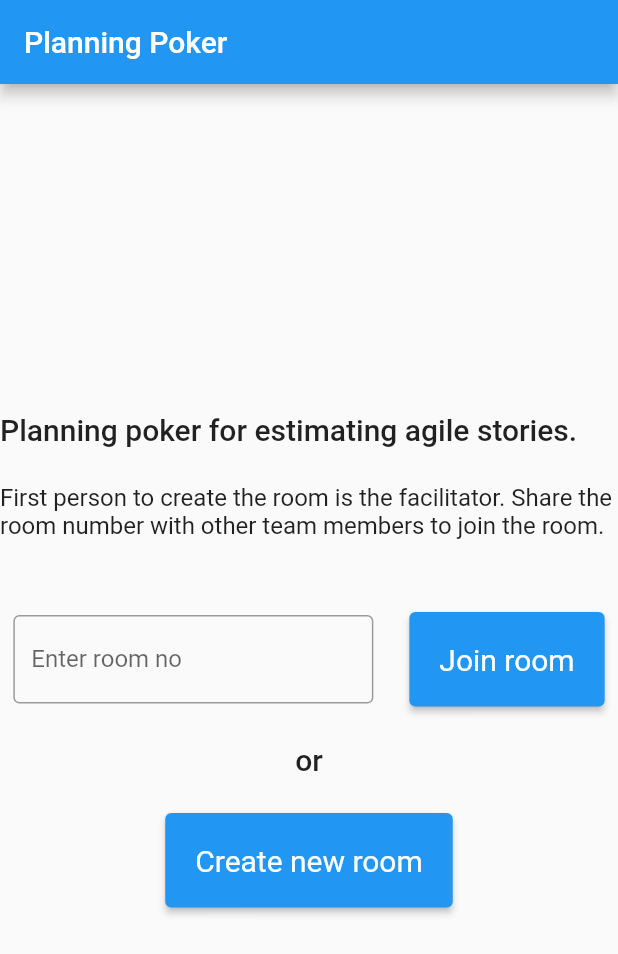
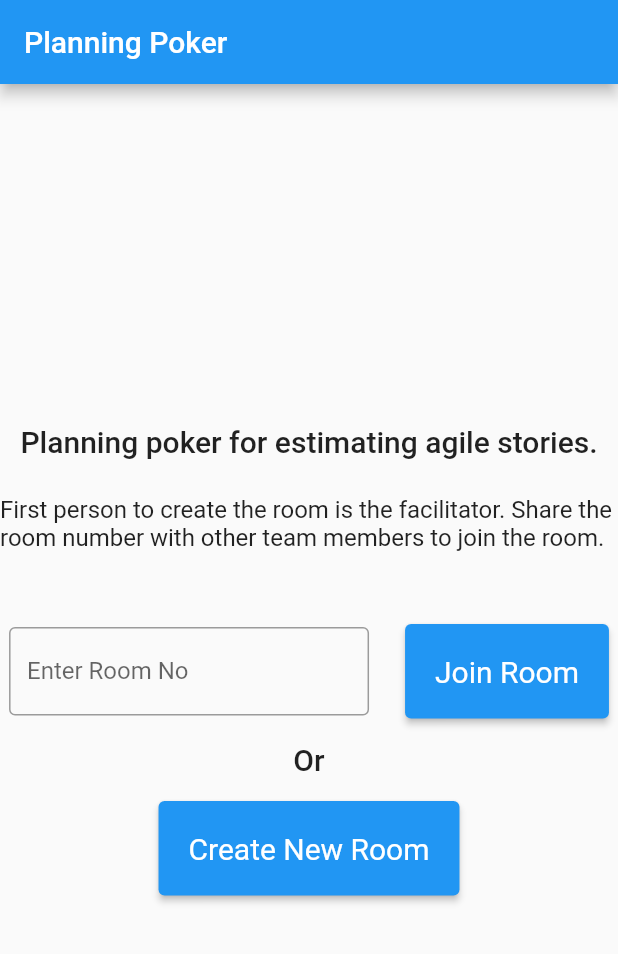
Before and after one commit to praslnx8/planning_poker, a Flutter app: the screen it shows after launch, on a phone screen of 412 x 824 dp. Shown: the top 954 px of the screen. Run offline on Flutter 3.47's test engine with Material 2 defaults, Android fonts, the phone set to English and light mode, and no system bars; our stand-ins replace firebase_auth, firebase_core, firebase_database, flutter_dotenv, logger; accounts and stored records are empty; network calls fail; statements that could not run were skipped.

Commit message:
Create Join room widget

```diff
--- a/lib/main.dart
+++ b/lib/main.dart
@@ -14,6 +14,7 @@ Future main() async {
     options: DefaultFirebaseOptions.currentPlatform,
   );
   configureApp();
+  //TODO check and remove this
   await System.instance.getUser();
   runApp(PlanningPokerApp());
 }
--- a/lib/ui/landing_page.dart
+++ b/lib/ui/landing_page.dart
@@ -2,6 +2,8 @@ import 'package:flutter/material.dart';
 import 'package:planning_poker/models/room.dart';
 import 'package:planning_poker/models/system.dart';
 import 'package:planning_poker/ui/room_page.dart';
+import 'package:planning_poker/ui/widgets/join_room_widget.dart';
+import 'package:planning_poker/utils/app_context_extension.dart';
 import 'package:planning_poker/utils/dialog_utils.dart';
 
 class LandingPage extends StatefulWidget {
@@ -15,9 +17,6 @@ class _LandingPageState extends State<LandingPage> {
   bool _loading = false;
   String? _error;
   Room? _room;
-
-  final _formKey = GlobalKey<FormState>();
-  final _roomNoFieldController = TextEditingController();
 
   void _setLoading() {
     setState(() {
@@ -80,75 +79,31 @@ class _LandingPageState extends State<LandingPage> {
       return CircularProgressIndicator();
     } else {
       return Center(
-          child: Form(
-              key: _formKey,
           child: SizedBox(
               width: 720,
               child: Column(
                   mainAxisAlignment: MainAxisAlignment.center,
-                      crossAxisAlignment: CrossAxisAlignment.start,
-                      children: <Widget>[
-                        Text('Planning poker for estimating agile stories.',
-                            style: Theme.of(context).textTheme.headline6),
-                        Padding(padding: EdgeInsets.all(12)),
-                        Text(
-                            'First person to create the room is the facilitator. Share the room number with other team members to join the room.',
-                            style: Theme.of(context).textTheme.subtitle1),
-                        Padding(padding: EdgeInsets.all(24)),
-                        Column(
-                          mainAxisAlignment: MainAxisAlignment.center,
                   crossAxisAlignment: CrossAxisAlignment.center,
                   children: <Widget>[
-                            Row(
-                                crossAxisAlignment: CrossAxisAlignment.center,
-                                mainAxisAlignment: MainAxisAlignment.center,
-                                children: [
-                                  SizedBox(
-                                    width: 240,
-                                    child: TextFormField(
-                                      controller: _roomNoFieldController,
-                                      validator: (value) {
-                                        if (value?.isEmpty == true) {
-                                          return 'Enter Room no';
-                                        }
-                                        return null;
-                                      },
-                                      decoration: InputDecoration(
-                                        border: OutlineInputBorder(
-                                          borderSide: BorderSide(width: 5.0),
-                                        ),
-                                        labelText: 'Enter room no',
-                                      ),
-                                    ),
-                                  ),
+                    Text(context.resources.strings.aboutPlanningPoker, style: Theme.of(context).textTheme.headline6),
                     Padding(padding: EdgeInsets.all(12)),
-                                  ElevatedButton(
-                                    style: ButtonStyle(
-                                        padding: MaterialStateProperty.all(const EdgeInsets.all(20)),
-                                        textStyle: MaterialStateProperty.all(const TextStyle(fontSize: 20))),
-                                    onPressed: () => {
-                                      if (_formKey.currentState!.validate())
-                                        {_joinRoom(_roomNoFieldController.value.text)}
-                                    },
-                                    child: Text('Join room'),
-                                  ),
-                                ]),
-                            Padding(padding: EdgeInsets.all(12)),
+                    Text(context.resources.strings.roomCreateInstruction, style: Theme.of(context).textTheme.subtitle1),
+                    Padding(padding: EdgeInsets.all(24)),
+                    JoinRoomWidget(joinRoom: _joinRoom),
+                    Padding(padding: EdgeInsets.all(8)),
                     Text(
-                              'or',
+                      context.resources.strings.or,
                       style: Theme.of(context).textTheme.headline6,
                     ),
-                            Padding(padding: EdgeInsets.all(12)),
+                    Padding(padding: EdgeInsets.all(8)),
                     ElevatedButton(
                       style: ButtonStyle(
                           padding: MaterialStateProperty.all(const EdgeInsets.all(20)),
                           textStyle: MaterialStateProperty.all(const TextStyle(fontSize: 20))),
                       onPressed: () => {_createRoom()},
-                              child: Text('Create new room'),
-                            ),
-                          ],
+                      child: Text(context.resources.strings.createNewRoom),
                     )
-                      ]))));
+                  ])));
     }
   }
 }
--- /dev/null
+++ b/lib/ui/widgets/join_room_widget.dart
@@ -0,0 +1,53 @@
+import 'package:flutter/material.dart';
+import 'package:planning_poker/utils/app_context_extension.dart';
+
+class JoinRoomWidget extends StatefulWidget {
+  final Function joinRoom;
+
+  const JoinRoomWidget({required this.joinRoom});
+
+  @override
+  _JoinRoomWidgetState createState() => _JoinRoomWidgetState();
+}
+
+class _JoinRoomWidgetState extends State<JoinRoomWidget> {
+  final _formKey = GlobalKey<FormState>();
+  final _roomNoFieldController = TextEditingController();
+
+  @override
+  Widget build(BuildContext context) {
+    return Form(
+        key: _formKey,
+        child:
+            Row(crossAxisAlignment: CrossAxisAlignment.center, mainAxisAlignment: MainAxisAlignment.center, children: [
+          SizedBox(
+            width: 240,
+            child: TextFormField(
+              controller: _roomNoFieldController,
+              validator: (value) {
+                if (value?.isEmpty == true) {
+                  return context.resources.strings.enterRoomNo;
+                }
+                return null;
+              },
+              decoration: InputDecoration(
+                border: OutlineInputBorder(
+                  borderSide: BorderSide(width: 5.0),
+                ),
+                labelText: context.resources.strings.enterRoomNo,
+              ),
+            ),
+          ),
+          Padding(padding: EdgeInsets.all(12)),
+          ElevatedButton(
+            style: ButtonStyle(
+                padding: MaterialStateProperty.all(const EdgeInsets.all(20)),
+                textStyle: MaterialStateProperty.all(const TextStyle(fontSize: 20))),
+            onPressed: () => {
+              if (_formKey.currentState!.validate()) {widget.joinRoom(_roomNoFieldController.value.text)}
+            },
+            child: Text(context.resources.strings.joinRoom),
+          ),
+        ]));
+  }
+}
--- /dev/null
+++ b/lib/utils/app_context_extension.dart
@@ -0,0 +1,6 @@
+import 'package:flutter/widgets.dart';
+import 'package:planning_poker/utils/resources/resources.dart';
+
+extension AppContext on BuildContext {
+  Resources get resources => Resources.of(this);
+}
```
Also changed, not shown: lib/utils/resources/english_strings.dart (added, +24 -0 lines), lib/utils/resources/italian_strings.dart (added, +25 -0 lines), lib/utils/resources/resources.dart (added, +24 -0 lines), lib/utils/resources/strings.dart (added, +15 -0 lines). Lines whose indentation alone changed are shown as unchanged.
